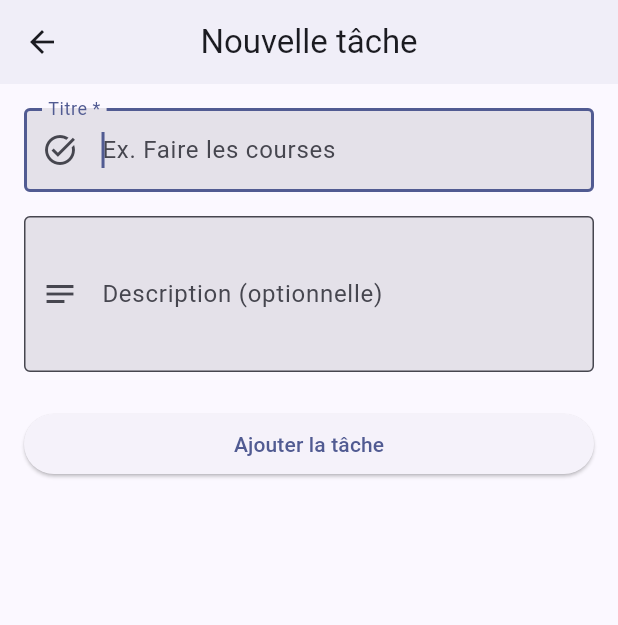
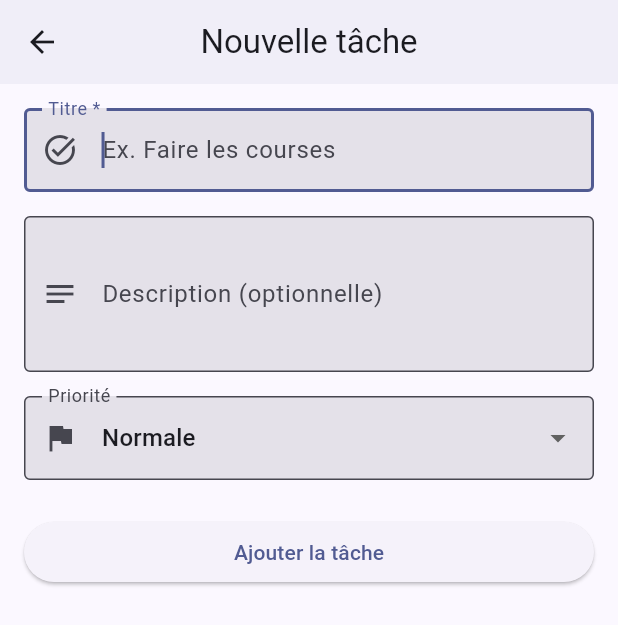
Before and after one commit to SpenaLeloup/task-manager, a Flutter app: the AddTaskScreen screen opened by its route, on a phone screen of 412 x 824 dp. Shown: the top 625 px of the screen. Run offline on Flutter 3.47's test engine with Material 3 defaults, Android fonts, the phone set to English and light mode, and no system bars.

Commit message:
modification du fichier add_task_screen.dart

```diff
--- a/lib/screens/add_task_screen.dart
+++ b/lib/screens/add_task_screen.dart
@@ -14,6 +14,7 @@ class _AddTaskScreenState extends State<AddTaskScreen> {
   final _formKey = GlobalKey<FormState>();
   final _titleController = TextEditingController();
   final _descriptionController = TextEditingController();
+  Priority _selectedPriority = Priority.normal;
 
   @override
   void initState() {
@@ -21,6 +22,7 @@ class _AddTaskScreenState extends State<AddTaskScreen> {
     if (widget.taskToEdit != null) {
       _titleController.text = widget.taskToEdit!.title;
       _descriptionController.text = widget.taskToEdit!.description;
+      _selectedPriority = widget.taskToEdit!.priority;
     }
   }
 
@@ -34,13 +36,12 @@ class _AddTaskScreenState extends State<AddTaskScreen> {
   void _submit() {
     if (_formKey.currentState!.validate()) {
       final newTask = Task(
-        // (cite: 240)
         id: widget.taskToEdit?.id ??
             DateTime.now().millisecondsSinceEpoch.toString(),
-        title: _titleController.text.trim(), // (cite: 241)
+        title: _titleController.text.trim(),
         description: _descriptionController.text.trim(),
         isDone: widget.taskToEdit?.isDone ?? false,
-        priority: widget.taskToEdit?.priority ?? Priority.normal,
+        priority: _selectedPriority,
       );
 
       Navigator.pop(context, newTask);
@@ -92,6 +93,25 @@ class _AddTaskScreenState extends State<AddTaskScreen> {
                   prefixIcon: Icon(Icons.notes),
                 ),
               ),
+              const SizedBox(height: 16),
+              DropdownButtonFormField<Priority>(
+                value: _selectedPriority,
+                decoration: const InputDecoration(
+                  labelText: 'Priorité',
+                  prefixIcon: Icon(Icons.flag),
+                ),
+                items: const [
+                  DropdownMenuItem(value: Priority.low, child: Text('Basse')),
+                  DropdownMenuItem(
+                      value: Priority.normal, child: Text('Normale')),
+                  DropdownMenuItem(value: Priority.high, child: Text('Haute')),
+                ],
+                onChanged: (value) {
+                  if (value != null) {
+                    setState(() => _selectedPriority = value);
+                  }
+                },
+              ),
               const SizedBox(height: 24),
               SizedBox(
                 width: double.infinity,
```
